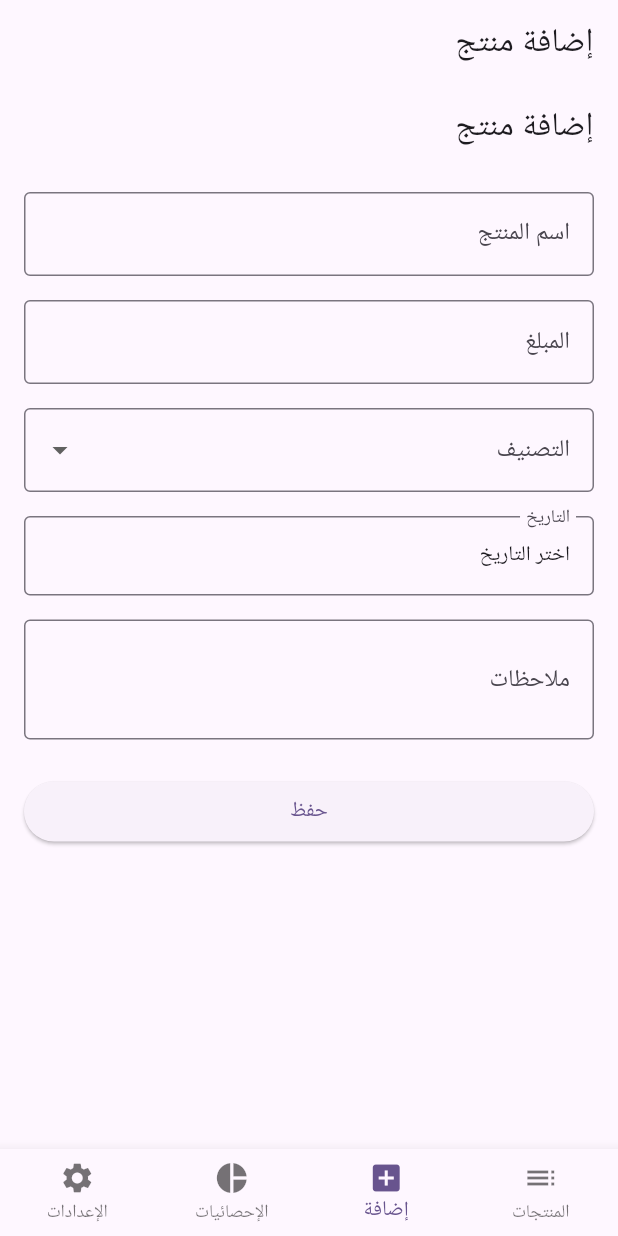
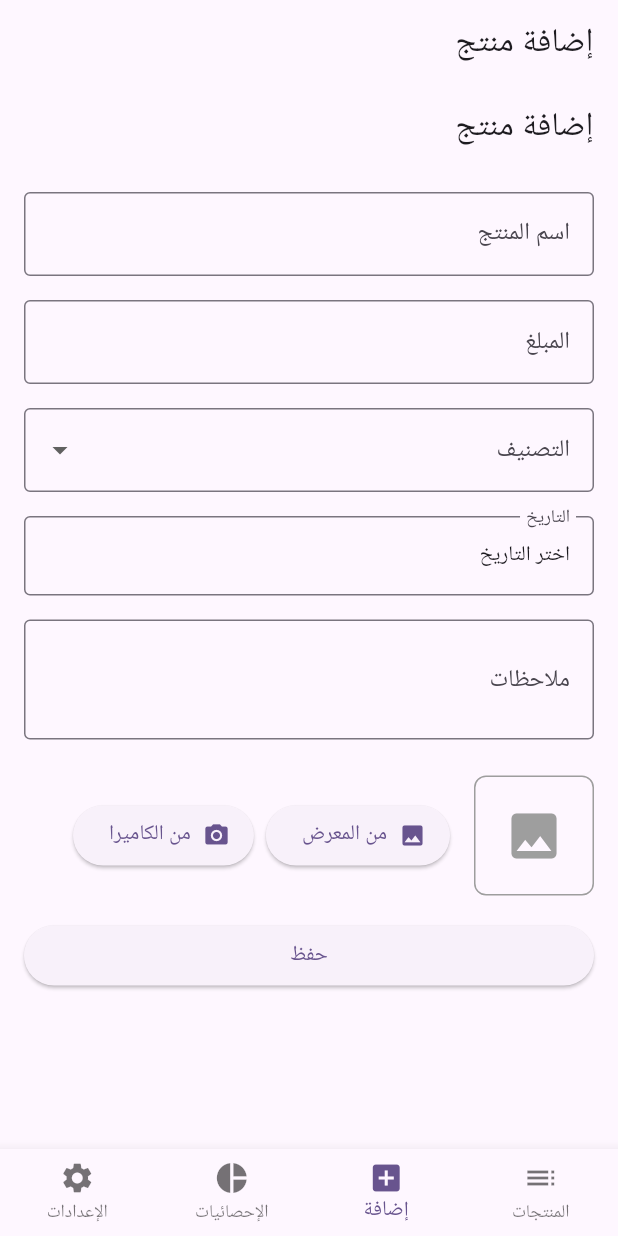
Before and after one commit to LakhalNasser/daily_expense_tracker, a Flutter app: the screen it shows after launch, item 2 of the bottom bar chosen, on a phone screen of 412 x 824 dp. Run offline on Flutter 3.47's test engine with Material 3 defaults, Android fonts, the phone set to English and light mode, and no system bars; our stand-ins replace image_picker.

Commit message:
feat(add_product_screen): pick and display image from camera/gallery (رفع صورة من الكاميرا و المعرض)

```diff
--- a/lib/screens/add_product_screen.dart
+++ b/lib/screens/add_product_screen.dart
@@ -1,4 +1,6 @@
 import 'package:flutter/material.dart';
+import 'package:image_picker/image_picker.dart';
+import 'dart:io';
 
 class AddProductScreen extends StatefulWidget {
   const AddProductScreen({Key? key}) : super(key: key);
@@ -14,6 +16,8 @@ class _AddProductScreenState extends State<AddProductScreen> {
   final TextEditingController _notesController = TextEditingController();
   String? _selectedCategory;
   DateTime? _selectedDate;
+  File? _pickedImage;
+  final ImagePicker _picker = ImagePicker();
 
   final List<String> _categories = [
     'طعام',
@@ -43,6 +47,15 @@ class _AddProductScreenState extends State<AddProductScreen> {
     if (picked != null) {
       setState(() {
         _selectedDate = picked;
+      });
+    }
+  }
+
+  Future<void> _pickImage(ImageSource source) async {
+    final XFile? image = await _picker.pickImage(source: source, imageQuality: 75);
+    if (image != null) {
+      setState(() {
+        _pickedImage = File(image.path);
       });
     }
   }
@@ -126,6 +139,43 @@ class _AddProductScreenState extends State<AddProductScreen> {
                 maxLines: 2,
               ),
               const SizedBox(height: 24),
+              // حقل الصورة
+              Row(
+                children: [
+                  _pickedImage != null
+                      ? ClipRRect(
+                          borderRadius: BorderRadius.circular(8),
+                          child: Image.file(
+                            _pickedImage!,
+                            width: 80,
+                            height: 80,
+                            fit: BoxFit.cover,
+                          ),
+                        )
+                      : Container(
+                          width: 80,
+                          height: 80,
+                          decoration: BoxDecoration(
+                            border: Border.all(color: Colors.grey),
+                            borderRadius: BorderRadius.circular(8),
+                          ),
+                          child: const Icon(Icons.image, size: 40, color: Colors.grey),
+                        ),
+                  const SizedBox(width: 16),
+                  ElevatedButton.icon(
+                    onPressed: () => _pickImage(ImageSource.gallery),
+                    icon: const Icon(Icons.photo),
+                    label: const Text('من المعرض'),
+                  ),
+                  const SizedBox(width: 8),
+                  ElevatedButton.icon(
+                    onPressed: () => _pickImage(ImageSource.camera),
+                    icon: const Icon(Icons.camera_alt),
+                    label: const Text('من الكاميرا'),
+                  ),
+                ],
+              ),
+              const SizedBox(height: 16),
               ElevatedButton(
                 onPressed: () {
                   if (_formKey.currentState!.validate()) {
--- a/pubspec.yaml
+++ b/pubspec.yaml
@@ -32,7 +32,7 @@ dependencies:
     sdk: flutter
   flutter_localizations:
     sdk: flutter
-
+  image_picker: ^1.0.7
 
   # The following adds the Cupertino Icons font to your application.
   # Use with the CupertinoIcons class for iOS style icons.
```
Also changed, not shown: pubspec.lock, 6 other files.
